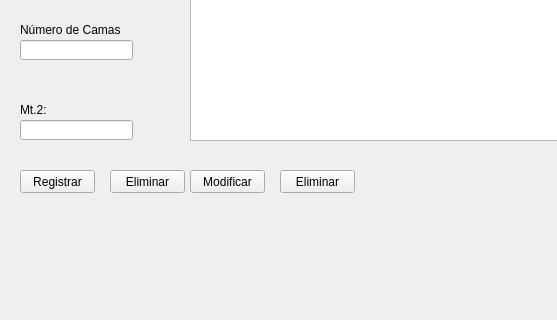
This is UI/ventanaArea.ui in KevinValdezVargas/special-telegram as Qt 5 draws it before an edit; both pictures show x 0 to 557 and y 180 to 500 of the 700 by 500 pixel window. The edited form follows.
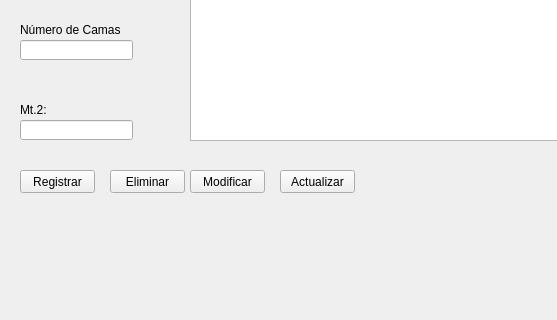
This is the edited form.

Patch:
```diff
--- a/UI/ventanaArea.ui
+++ b/UI/ventanaArea.ui
@@ -185,7 +185,7 @@
      </rect>
     </property>
     <property name="text">
-     <string>Eliminar</string>
+     <string>Actualizar</string>
     </property>
    </widget>
    <widget class="QLabel" name="label">
```
Left out of the diff: 8 changed lines with no effect on the pictures.
